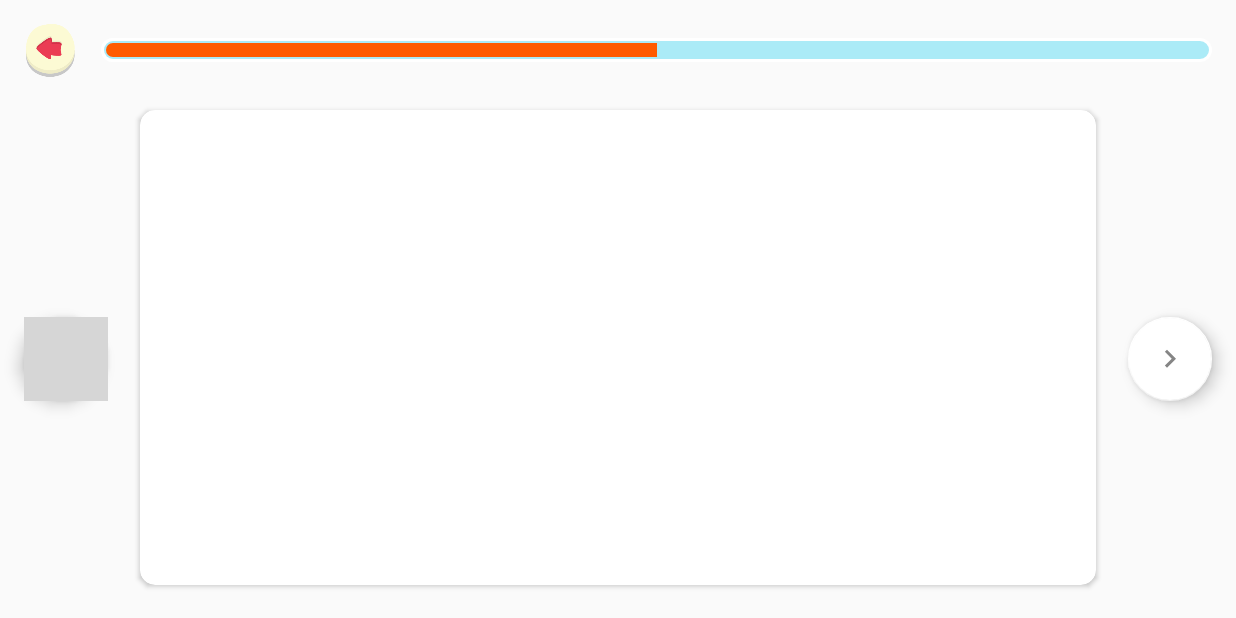
After one commit to tungtsdev96/Kid_Robot, an Android app: the fragment Level3Fragment placed in its activity, on a phone screen of 824 x 412 dp (held sideways). The commit adds this screen. Run offline under Robolectric (Android 15) with nearby library versions, the phone set to English and light mode, and no system bars; our stand-ins replace Room's generated code, RxJava; pictures from the network do not load; 1 statement that could not run was skipped; grey boxes are pictures that could not be loaded.

Commit message:
[20/02/2020] init base level3

```diff
--- a/app/src/main/java/com/android/tupple/robot/activity/TestVocabActivity.java
+++ b/app/src/main/java/com/android/tupple/robot/activity/TestVocabActivity.java
@@ -19,6 +19,8 @@ import com.android.tupple.robot.domain.presenter.testvocab.level1.Level1ViewWrap
 import com.android.tupple.robot.domain.presenter.testvocab.level2.Level2Model;
 import com.android.tupple.robot.domain.presenter.testvocab.level2.Level2PresenterImpl;
 import com.android.tupple.robot.domain.presenter.testvocab.level2.Level2ViewWrapper;
+import com.android.tupple.robot.domain.presenter.testvocab.level3.Level3PresenterImpl;
+import com.android.tupple.robot.domain.presenter.testvocab.level3.Level3ViewWrapper;
 import com.android.tupple.robot.view.testvocab.TestVocabViewFactory;
 
 /**
@@ -47,6 +49,7 @@ public class TestVocabActivity extends BaseActivity {
     private void inject() {
         injectLevel1();
         injectLevel2();
+        injectLevel3();
     }
 
     private void injectLevel1() {
@@ -78,6 +81,20 @@ public class TestVocabActivity extends BaseActivity {
         mTestVocab.setLevel2Presenter(level2Presenter);
     }
 
+    public void injectLevel3() {
+        Level3PresenterImpl<LessonData, Topic, Vocabulary> level3Presenter = new Level3PresenterImpl<>();
+        Level3ViewWrapper<LessonData, Topic, Vocabulary> level3ViewWrapper = TestVocabViewFactory.newLevel3ViewWrapper(getSupportFragmentManager());
+        TestVocabModel<LessonData, Topic, Vocabulary> testVocabModel = TestVocabModelFactory.newTestVocabModel(this);
+        LearningVocabModel<Vocabulary> learningVocabModel = LearningVocabModelFactory.newLearningVocabModel(this);
+//        Level2Model<LessonData, Topic, Vocabulary> level2Model = TestVocabModelFactory.newLevel2Model(this);
+
+        level3Presenter.setLevel3ViewWrapper(level3ViewWrapper);
+        level3Presenter.setLearningVocabModel(learningVocabModel);
+        level3Presenter.setTestVocabModel(testVocabModel);
+//        level3Presenter.setLevel3Model(level3Model);
+        mTestVocab.setLevel3Presenter(level3Presenter);
+    }
+
     @Override
     protected void onResume() {
         super.onResume();
--- a/app/src/main/java/com/android/tupple/robot/view/testvocab/TestVocabViewFactory.java
+++ b/app/src/main/java/com/android/tupple/robot/view/testvocab/TestVocabViewFactory.java
@@ -7,8 +7,10 @@ import com.android.tupple.robot.data.entity.Topic;
 import com.android.tupple.robot.data.entity.Vocabulary;
 import com.android.tupple.robot.domain.presenter.testvocab.level1.Level1ViewWrapper;
 import com.android.tupple.robot.domain.presenter.testvocab.level2.Level2ViewWrapper;
+import com.android.tupple.robot.domain.presenter.testvocab.level3.Level3ViewWrapper;
 import com.android.tupple.robot.view.testvocab.level1.Level1ViewWrapperImpl;
 import com.android.tupple.robot.view.testvocab.level2.Level2ViewWrapperImpl;
+import com.android.tupple.robot.view.testvocab.level3.Level3ViewWrapperImpl;
 
 /**
  * Created by tungts on 2020-02-05.
@@ -23,4 +25,8 @@ public class TestVocabViewFactory {
     public static Level2ViewWrapper<LessonData, Topic, Vocabulary> newLevel2ViewWrapper(FragmentManager fragmentManager) {
         return new Level2ViewWrapperImpl(fragmentManager);
     }
+
+    public static Level3ViewWrapper<LessonData, Topic, Vocabulary> newLevel3ViewWrapper(FragmentManager fragmentManager) {
+        return new Level3ViewWrapperImpl(fragmentManager);
+    }
 }
--- /dev/null
+++ b/app/src/main/java/com/android/tupple/robot/view/testvocab/level3/Level3Fragment.java
@@ -0,0 +1,59 @@
+package com.android.tupple.robot.view.testvocab.level3;
+
+import android.content.Context;
+import android.os.Bundle;
+import android.view.LayoutInflater;
+import android.view.View;
+import android.view.ViewGroup;
+
+import androidx.annotation.NonNull;
+import androidx.annotation.Nullable;
+import androidx.fragment.app.Fragment;
+
+import com.android.tupple.cleanobject.CleanObserver;
+import com.android.tupple.robot.R;
+import com.android.tupple.robot.data.entity.LessonData;
+import com.android.tupple.robot.data.entity.Topic;
+import com.android.tupple.robot.data.entity.Vocabulary;
+import com.android.tupple.robot.domain.presenter.testvocab.level3.Level3View;
+
+/**
+ * Created by tungts on 2020-02-20.
+ */
+
+public class Level3Fragment extends Fragment implements Level3View<LessonData, Topic, Vocabulary> {
+
+    public final static String TAG = "Level3Fragment";
+
+    private Context mContext;
+
+    private CleanObserver<Level3View<LessonData, Topic, Vocabulary>> mViewCreatedObserver;
+
+    public static Level3Fragment newInstance() {
+        return new Level3Fragment();
+    }
+
+    @Override
+    public void onAttach(@NonNull Context context) {
+        super.onAttach(context);
+        this.mContext = context;
+    }
+
+    @Nullable
+    @Override
+    public View onCreateView(@NonNull LayoutInflater inflater, @Nullable ViewGroup container, @Nullable Bundle savedInstanceState) {
+        View rootView = inflater.inflate(R.layout.fragment_test_vocab_level_3, container, false);
+
+//        initView(rootView);
+//        initRecycleView(rootView);
+//
+        if (mViewCreatedObserver != null) {
+            mViewCreatedObserver.onNext(this);
+        }
+        return rootView;
+    }
+
+    public void setViewCreatedObserver(CleanObserver<Level3View<LessonData, Topic, Vocabulary>> viewCreatedObserver) {
+        this.mViewCreatedObserver = viewCreatedObserver;
+    }
+}
--- /dev/null
+++ b/app/src/main/java/com/android/tupple/robot/view/testvocab/level3/Level3ViewWrapperImpl.java
@@ -0,0 +1,67 @@
+package com.android.tupple.robot.view.testvocab.level3;
+
+import androidx.fragment.app.FragmentManager;
+import androidx.fragment.app.FragmentTransaction;
+
+import com.android.tupple.cleanobject.CleanObservable;
+import com.android.tupple.cleanobject.CleanObserver;
+import com.android.tupple.robot.R;
+import com.android.tupple.robot.data.entity.LessonData;
+import com.android.tupple.robot.data.entity.Topic;
+import com.android.tupple.robot.data.entity.Vocabulary;
+import com.android.tupple.robot.domain.presenter.testvocab.level3.Level3View;
+import com.android.tupple.robot.domain.presenter.testvocab.level3.Level3ViewWrapper;
+
+/**
+ * Created by tungts on 2020-02-20.
+ */
+
+public class Level3ViewWrapperImpl implements Level3ViewWrapper<LessonData, Topic, Vocabulary> {
+
+    private FragmentManager mFragmentManager;
+    private Level3Fragment mLevel3Fragment;
+
+    private CleanObserver<Level3View<LessonData, Topic, Vocabulary>> mOnViewCreatedObserver;
+
+    public Level3ViewWrapperImpl(FragmentManager fragmentManager) {
+        this.mFragmentManager = fragmentManager;
+    }
+
+    @Override
+    public CleanObservable<Level3View<LessonData, Topic, Vocabulary>> getViewCreatedObservable() {
+        return CleanObservable.create(cleanObserver -> mOnViewCreatedObserver = cleanObserver);
+    }
+
+    @Override
+    public void show() {
+        createLevel3Fragment();
+        setViewCreatedObserverOnFragment();
+    }
+
+    private void createLevel3Fragment() {
+        FragmentTransaction fragmentTransaction = mFragmentManager.beginTransaction();
+        mLevel3Fragment = (Level3Fragment) mFragmentManager.findFragmentByTag(Level3Fragment.TAG);
+        if (mLevel3Fragment == null) {
+            mLevel3Fragment = Level3Fragment.newInstance();
+        }
+        fragmentTransaction.replace(R.id.content_test_vocab, mLevel3Fragment, Level3Fragment.TAG);
+        fragmentTransaction.commitAllowingStateLoss();
+    }
+
+    private void setViewCreatedObserverOnFragment() {
+        if (mOnViewCreatedObserver != null) {
+            mLevel3Fragment.setViewCreatedObserver(mOnViewCreatedObserver);
+        }
+    }
+
+    @Override
+    public void hide() {
+
+    }
+
+    @Override
+    public void invalidate() {
+
+    }
+
+}
--- a/app/src/main/res/layout/activity_test_vocabulary.xml
+++ b/app/src/main/res/layout/activity_test_vocabulary.xml
@@ -22,7 +22,8 @@
             android:layout_width="match_parent"
             android:layout_height="wrap_content"
             android:progress="50"
-            android:layout_marginLeft="16dp"
+            android:layout_marginStart="16dp"
+            android:progressDrawable="@drawable/bg_progress_download"
             style="@style/Widget.AppCompat.ProgressBar.Horizontal"/>
 
     </LinearLayout>
--- /dev/null
+++ b/app/src/main/res/layout/fragment_test_vocab_level_3.xml
@@ -0,0 +1,40 @@
+<?xml version="1.0" encoding="utf-8"?>
+<RelativeLayout xmlns:android="http://schemas.android.com/apk/res/android"
+    xmlns:app="http://schemas.android.com/apk/res-auto"
+    android:orientation="vertical"
+    android:layout_width="match_parent"
+    android:layout_height="match_parent">
+
+    <com.google.android.material.floatingactionbutton.FloatingActionButton
+        android:id="@+id/btn_previous_vocab"
+        android:layout_width="wrap_content"
+        android:layout_height="wrap_content"
+        android:layout_centerVertical="true"
+        android:layout_margin="16dp"
+        android:src="@drawable/ic_arrow_left"
+        app:backgroundTint="@android:color/white"
+        app:fabSize="normal" />
+
+    <androidx.cardview.widget.CardView
+        android:layout_width="match_parent"
+        android:layout_height="match_parent"
+        android:layout_toEndOf="@id/btn_previous_vocab"
+        android:layout_toStartOf="@+id/btn_next_vocab"
+        android:layout_marginBottom="16dp"
+        app:cardCornerRadius="10dp"
+        app:cardUseCompatPadding="true">
+
+    </androidx.cardview.widget.CardView>
+
+    <com.google.android.material.floatingactionbutton.FloatingActionButton
+        android:id="@+id/btn_next_vocab"
+        android:layout_width="wrap_content"
+        android:layout_height="wrap_content"
+        android:layout_centerVertical="true"
+        android:layout_margin="16dp"
+        android:layout_alignParentEnd="true"
+        android:src="@drawable/ic_next"
+        app:backgroundTint="@android:color/white"
+        app:fabSize="normal" />
+
+</RelativeLayout>
--- /dev/null
+++ b/domain/src/main/java/com/android/tupple/robot/domain/entity/testvocab/Level3Presenter.java
@@ -0,0 +1,8 @@
+package com.android.tupple.robot.domain.entity.testvocab;
+
+/**
+ * Created by tungts on 2020-02-20.
+ */
+
+public interface Level3Presenter extends TestVocabPresenter {
+}
--- a/domain/src/main/java/com/android/tupple/robot/domain/entity/testvocab/TestVocab.java
+++ b/domain/src/main/java/com/android/tupple/robot/domain/entity/testvocab/TestVocab.java
@@ -27,6 +27,10 @@ public class TestVocab {
         mTestVocabPresenterHolder.setLevel2Presenter(level2Presenter);
     }
 
+    public void setLevel3Presenter(Level3Presenter level3Presenter) {
+        mTestVocabPresenterHolder.setLevel3Presenter(level3Presenter);
+    }
+
     private void switchLevel(TestVocabLevel testVocabLevel) {
         setCurrentPresenter(testVocabLevel);
         init();
@@ -39,6 +43,9 @@ public class TestVocab {
                 break;
             case LEVEL2_1:
                 mCurrentLevelPresenter = mTestVocabPresenterHolder.get(TestVocabLevel.LEVEL2_1);
+                break;
+            case LEVEL3_1:
+                mCurrentLevelPresenter = mTestVocabPresenterHolder.get(TestVocabLevel.LEVEL3_1);
                 break;
         }
     }
@@ -80,6 +87,7 @@ public class TestVocab {
 
         private Level1Presenter mLevel1Presenter;
         private Level2Presenter mLevel2Presenter;
+        private Level3Presenter mLevel3Presenter;
 
         public TestVocabPresenterHolder() {
         }
@@ -90,6 +98,10 @@ public class TestVocab {
 
         public void setLevel2Presenter(Level2Presenter level2Presenter) {
             this.mLevel2Presenter = level2Presenter;
+        }
+
+        public void setLevel3Presenter(Level3Presenter level3Presenter) {
+            this.mLevel3Presenter = level3Presenter;
         }
 
         TestVocabPresenter get(TestVocabLevel testVocabLevel) {
@@ -103,6 +115,8 @@ public class TestVocab {
                     presenter = mLevel2Presenter;
                     break;
                 case LEVEL3_1:
+                    presenter = mLevel3Presenter;
+                    break;
                 default:
                     presenter = null;
             }
@@ -127,7 +141,6 @@ public class TestVocab {
             }
 
         }
-
     }
 
 }
--- /dev/null
+++ b/domain/src/main/java/com/android/tupple/robot/domain/presenter/testvocab/level3/Level3Model.java
@@ -0,0 +1,10 @@
+package com.android.tupple.robot.domain.presenter.testvocab.level3;
+
+import com.android.tupple.robot.domain.presenter.IModel;
+
+/**
+ * Created by tungts on 2020-02-20.
+ */
+
+public interface Level3Model<LessonData, Topic, Vocabulary> extends IModel {
+}
--- /dev/null
+++ b/domain/src/main/java/com/android/tupple/robot/domain/presenter/testvocab/level3/Level3PresenterImpl.java
@@ -0,0 +1,77 @@
+package com.android.tupple.robot.domain.presenter.testvocab.level3;
+
+import com.android.tupple.robot.domain.entity.testvocab.Level3Presenter;
+import com.android.tupple.robot.domain.entity.testvocab.TestVocabLevel;
+import com.android.tupple.robot.domain.presenter.PresenterObserver;
+import com.android.tupple.robot.domain.presenter.data.TestVocabModel;
+import com.android.tupple.robot.domain.presenter.learnvocab.LearningVocabModel;
+
+/**
+ * Created by tungts on 2020-02-20.
+ */
+
+public class Level3PresenterImpl<LessonData, Topic, Vocabulary> implements Level3Presenter {
+
+    private Level3ViewWrapper<LessonData, Topic, Vocabulary> mLevel3ViewWrapper;
+    private Level3View<LessonData, Topic, Vocabulary> mLevel3View;
+
+    private Level3Model<LessonData, Topic, Vocabulary> mLevel3Model;
+    private TestVocabModel<LessonData, Topic, Vocabulary> mTestVocabModel;
+    private LearningVocabModel<Vocabulary> mLearningVocabModel;
+
+    public void setLevel3Model(Level3Model<LessonData, Topic, Vocabulary> level3Model) {
+        this.mLevel3Model = level3Model;
+    }
+
+    public void setTestVocabModel(TestVocabModel<LessonData, Topic, Vocabulary> testVocabModel) {
+        this.mTestVocabModel = testVocabModel;
+    }
+
+    public void setLearningVocabModel(LearningVocabModel<Vocabulary> learningVocabModel) {
+        this.mLearningVocabModel = learningVocabModel;
+    }
+
+    public void setLevel3ViewWrapper(Level3ViewWrapper<LessonData, Topic, Vocabulary> level3ViewWrapper) {
+        this.mLevel3ViewWrapper = level3ViewWrapper;
+        this.mLevel3ViewWrapper.getViewCreatedObservable().subscribe(this::setLevel3View);
+    }
+
+    public void setLevel3View(Level3View<LessonData, Topic, Vocabulary> level3View) {
+        this.mLevel3View = level3View;
+        initObservable();
+    }
+
+    private void initObservable() {
+
+    }
+
+    @Override
+    public TestVocabLevel getLevel() {
+        return TestVocabLevel.LEVEL3_1;
+    }
+
+    @Override
+    public void setOnNextLevelObserver(PresenterObserver<TestVocabLevel> onNextLevelObserver) {
+        // TODO show dialog Result
+    }
+
+    @Override
+    public void init() {
+        mLevel3ViewWrapper.show();
+    }
+
+    @Override
+    public void start() {
+
+    }
+
+    @Override
+    public void stop() {
+
+    }
+
+    @Override
+    public void finish() {
+
+    }
+}
--- /dev/null
+++ b/domain/src/main/java/com/android/tupple/robot/domain/presenter/testvocab/level3/Level3View.java
@@ -0,0 +1,8 @@
+package com.android.tupple.robot.domain.presenter.testvocab.level3;
+
+/**
+ * Created by tungts on 2020-02-20.
+ */
+
+public interface Level3View<LessonData, Topic, Vocabulary> {
+}
--- /dev/null
+++ b/domain/src/main/java/com/android/tupple/robot/domain/presenter/testvocab/level3/Level3ViewWrapper.java
@@ -0,0 +1,14 @@
+package com.android.tupple.robot.domain.presenter.testvocab.level3;
+
+import com.android.tupple.cleanobject.CleanObservable;
+import com.android.tupple.robot.domain.presenter.IView;
+
+/**
+ * Created by tungts on 2020-02-20.
+ */
+
+public interface Level3ViewWrapper<LessonData, Topic, Vocabulary> extends IView {
+
+    CleanObservable<Level3View<LessonData, Topic, Vocabulary>> getViewCreatedObservable();
+
+}
```
Also changed, not shown: app/src/main/res/layout/fragment_test_vocab_level_1.xml (+29 -11 lines).
